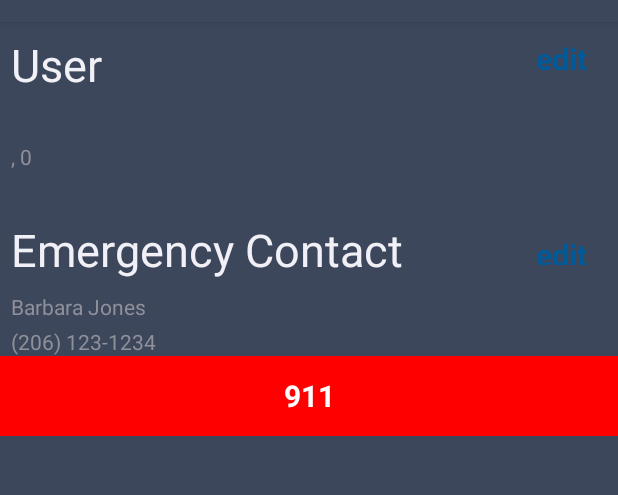
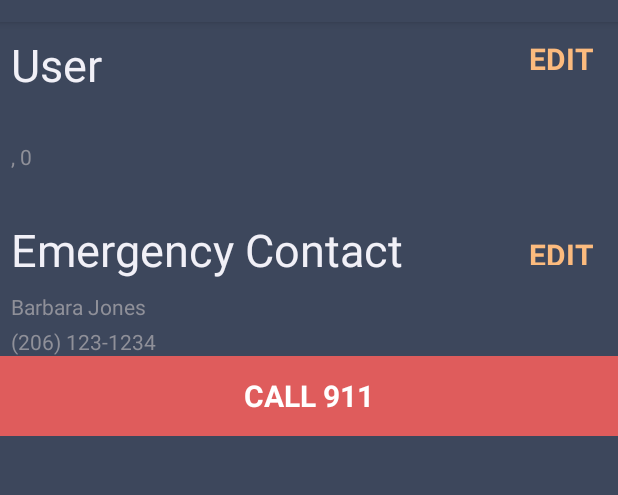
Before and after one commit to viveret/LadyProblems2016, an Android app: the HomeActivity screen opened directly, with no data from a screen before it, on a phone screen of 412 x 824 dp, the part 62-557 px from its top. Run offline under Robolectric (Android 15) with nearby library versions, the phone set to English and light mode, and no system bars.

Commit message:
changed style

```diff
--- a/src/main/res/layout/home_activity.xml
+++ b/src/main/res/layout/home_activity.xml
@@ -25,9 +25,9 @@
     <Button
         android:layout_width="75dp"
         android:layout_height="fill_parent"
-        android:text="edit"
+        android:text="EDIT"
         android:background="#00000000"
-        android:textColor="#005999"
+        android:textColor="#FCBB7E"
 
         android:id="@+id/button3" />
 
@@ -71,10 +71,10 @@
   <Button
       android:layout_width="75dp"
       android:layout_height="fill_parent"
-      android:text="edit"
+      android:text="EDIT"
       android:layout_marginTop="32dp"
       android:background="#00000000"
-      android:textColor="#005999"
+      android:textColor="#FCBB7E"
 
       android:id="@+id/button4" />
 </LinearLayout>
@@ -110,9 +110,9 @@
   <Button
       android:layout_width="fill_parent"
       android:layout_height="53dp"
-      android:text="911"
+      android:text="CALL 911"
       android:textColor="#ffffff"
-      android:background="#ff0000"
+      android:background="#df5c5c"
       android:id="@id/call911_button" />
 
 </LinearLayout>
```
